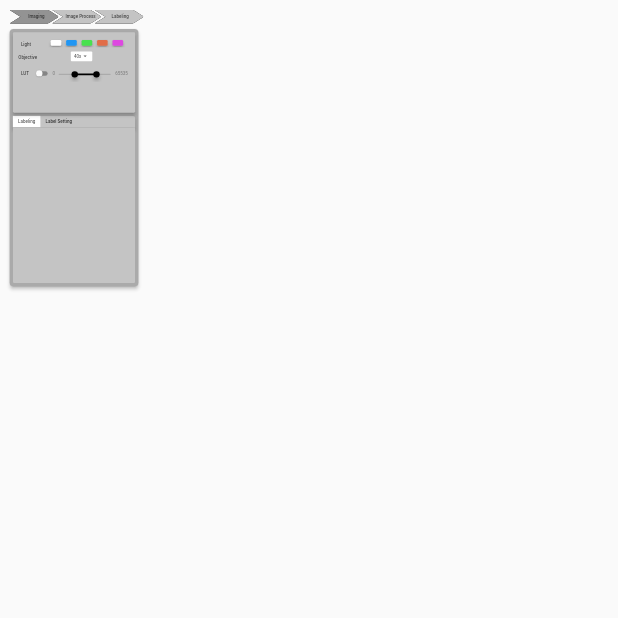
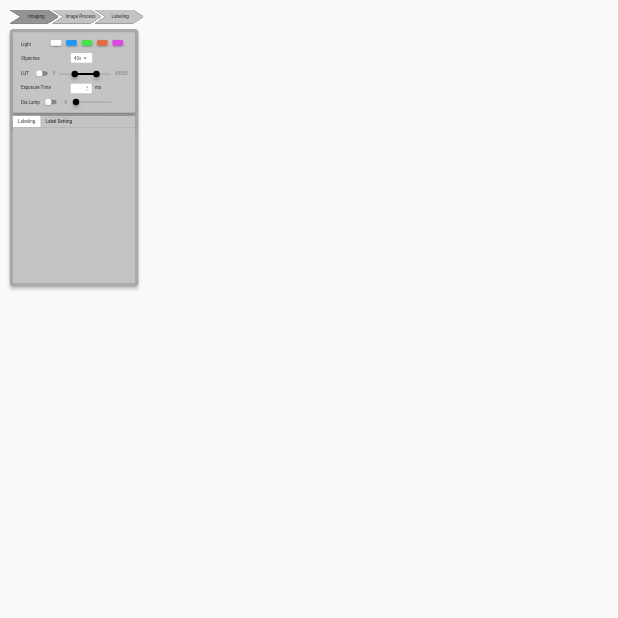
Before and after one commit to JamesKai/syncell_ux, a Flutter app: the LabelingPage screen opened directly, on a phone screen of 412 x 824 dp, the top half of it. Run offline on Flutter 3.47's test engine with Material 2 defaults, Android fonts, the phone set to English and light mode, and no system bars; our stand-ins replace get, getwidget, google_fonts, responsive_framework; network calls fail.

Commit message:
finish light card

```diff
--- a/lib/components/light_card.dart
+++ b/lib/components/light_card.dart
@@ -2,8 +2,11 @@ import 'package:flutter/material.dart';
 import 'package:flutter_desktop1/components/drop_down_menu.dart';
 import 'package:flutter_desktop1/components/light_switch.dart';
 import 'package:flutter_desktop1/components/range_slider.dart';
+import 'package:flutter_desktop1/components/text_field_input.dart';
 import 'package:flutter_desktop1/controller/light_change_controller.dart';
 import 'package:flutter_desktop1/controller/light_on_off_switch_controller.dart';
+import 'package:flutter_desktop1/controller/light_text_field_controller.dart';
+import 'package:flutter_desktop1/controller/lut_auto_controller.dart';
 import 'package:get/get.dart';
 import 'package:google_fonts/google_fonts.dart';
 
@@ -15,27 +18,15 @@ class LightCard extends StatelessWidget {
     LightOnOffController lightOnOffcontroller = Get.put(LightOnOffController());
     LightChangeController lightChangeController =
         Get.put(LightChangeController());
+    // ignore: unused_local_variable
+    GetLightTextController _textController = Get.put(GetLightTextController());
+    LutAutoController lutAutoController = Get.put(LutAutoController());
     return Container(
       child: Card(
         color: Theme.of(context).primaryColor,
         margin: EdgeInsets.zero,
         child: Stack(
           children: [
-            Positioned(
-              left: 62,
-              top: 104,
-              child: GetBuilder<LightOnOffController>(
-                builder: (_) => Container(
-                  child: Switch(
-                    activeColor: Colors.black,
-                    onChanged: (bool value) {
-                      lightOnOffcontroller.updateSwitch(value);
-                    },
-                    value: _.isSwitched,
-                  ),
-                ),
-              ),
-            ),
             Positioned(
               left: 25,
               top: 30,
@@ -57,14 +48,14 @@ class LightCard extends StatelessWidget {
               ),
             ),
             Positioned(
-              left: 17,
-              top: 69,
+              left: 25,
+              top: 72,
               child: Text('Objective',
                   style: GoogleFonts.roboto(fontWeight: FontWeight.w500)),
             ),
             Positioned(
                 left: 180,
-                top: 60,
+                top: 65,
                 child:
                     ObjDropDown(dropDownItems: <String>['40x', '60x', '10x'])),
             Positioned(
@@ -74,11 +65,72 @@ class LightCard extends StatelessWidget {
                   style: GoogleFonts.roboto(fontWeight: FontWeight.w500)),
             ),
             Positioned(
+              left: 62,
+              top: 104,
+              child: GetBuilder<LutAutoController>(
+                builder: (_) => Container(
+                  child: Switch(
+                    activeColor: Colors.black,
+                    onChanged: (bool value) {
+                      lutAutoController.updateSwitch(value);
+                    },
+                    value: _.isSwitched,
+                  ),
+                ),
+              ),
+            ),
+            Positioned(
                 left: 118,
-                top: 105,
+                top: 107,
                 width: 250,
                 height: 50,
                 child: LUT_RangeSlider()),
+            Positioned(
+              top: 163,
+              left: 25,
+              child: Text('Exposure Time',
+                  style: GoogleFonts.roboto(fontWeight: FontWeight.w500)),
+            ),
+            Positioned(
+              left: 180,
+              top: 160,
+              child: GetBuilder<GetLightTextController>(
+                  builder: (_) => MyTextField(controller: _.controller)),
+            ),
+            Positioned(
+              top: 163,
+              left: 255,
+              child: Text('ms',
+                  style: GoogleFonts.roboto(fontWeight: FontWeight.w500)),
+            ),
+            Positioned(
+              left: 25,
+              top: 209,
+              child: Text('Dia Lamp',
+                  style: GoogleFonts.roboto(fontWeight: FontWeight.w500)),
+            ),
+            Positioned(
+              left: 90,
+              top: 193,
+              child: GetBuilder<LightOnOffController>(
+                builder: (_) => Container(
+                  child: Switch(
+                    activeColor: Colors.black,
+                    onChanged: (bool value) {
+                      lightOnOffcontroller.updateSwitch(value);
+                    },
+                    value: _.isSwitched,
+                  ),
+                ),
+              ),
+            ),
+            Positioned(
+              left: 160,
+              top: 193,
+              width: 170,
+              height: 48,
+              child: LampSlider(),
+            )
           ],
         ),
       ),
--- a/lib/components/range_slider.dart
+++ b/lib/components/range_slider.dart
@@ -1,4 +1,5 @@
 import 'package:flutter/material.dart';
+import 'package:flutter_desktop1/controller/lamp_slider_controller.dart';
 import 'package:flutter_desktop1/controller/lut_range_slider_controller.dart';
 import 'package:get/get.dart';
 
@@ -23,7 +24,7 @@ class LUT_RangeSlider extends StatelessWidget {
           Positioned(
             left: 0,
             width: 210,
-            bottom: 0,
+            bottom: 3,
             child: GetBuilder<LUT_RangeSliderController>(
               builder: (_) => RangeSlider(
                 values: _.rangeValues,
@@ -56,71 +57,52 @@ class LUT_RangeSlider extends StatelessWidget {
   }
 }
 
-class CustomSliderThumbRect extends SliderComponentShape {
-  final double thumbRadius;
-  final thumbHeight;
-  final int min;
-  final int max;
-
-  const CustomSliderThumbRect({
-    this.thumbRadius,
-    this.thumbHeight,
-    this.min,
-    this.max,
-  });
+class LampSlider extends StatelessWidget {
+  LampSlider({Key key}) : super(key: key);
 
   @override
-  Size getPreferredSize(bool isEnabled, bool isDiscrete) {
-    return Size.fromRadius(thumbRadius);
-  }
+  Widget build(BuildContext context) {
+    LampSliderController controller = Get.put(LampSliderController());
 
-  @override
-  void paint(
-    PaintingContext context,
-    Offset center, {
-    Animation<double> activationAnimation,
-    Animation<double> enableAnimation,
-    bool isDiscrete,
-    TextPainter labelPainter,
-    RenderBox parentBox,
-    SliderThemeData sliderTheme,
-    TextDirection textDirection,
-    double value,
-    double textScaleFactor,
-    Size sizeWithOverflow,
-  }) {
-    final Canvas canvas = context.canvas;
-
-    final rRect = RRect.fromRectAndRadius(
-      Rect.fromCenter(
-          center: center, width: thumbHeight * 1.2, height: thumbHeight * .6),
-      Radius.circular(thumbRadius * .4),
+    return Center(
+      child: Stack(
+        children: [
+          Positioned(
+              left: 0,
+              top: 18,
+              child: Text(
+                '0',
+                style: TextStyle(color: Colors.grey[600]),
+              )),
+          Positioned(
+            left: 10,
+            width: 160,
+            bottom: 0,
+            child: GetBuilder<LampSliderController>(
+              builder: (_) => Slider(
+                value: _.value,
+                activeColor: Colors.black,
+                inactiveColor: Theme.of(context).accentColor,
+                min: 0,
+                max: 100,
+                divisions: 100,
+                label: _.value.round().toString(),
+                onChanged: (double value) {
+                  controller.updateValue(value);
+                },
+              ),
+            ),
+          ),
+          Positioned(
+              left: 200,
+              top: 14,
+              width: 60,
+              child: Text(
+                '100',
+                style: TextStyle(color: Colors.grey[600]),
+              ))
+        ],
+      ),
     );
-
-    final paint = Paint()
-      ..color = sliderTheme.activeTrackColor //Thumb Background Color
-      ..style = PaintingStyle.fill;
-
-    TextSpan span = new TextSpan(
-        style: new TextStyle(
-            fontSize: thumbHeight * .3,
-            fontWeight: FontWeight.w700,
-            color: sliderTheme.thumbColor,
-            height: 1),
-        text: '${getValue(value)}');
-    TextPainter tp = new TextPainter(
-        text: span,
-        textAlign: TextAlign.left,
-        textDirection: TextDirection.ltr);
-    tp.layout();
-    Offset textCenter =
-        Offset(center.dx - (tp.width / 2), center.dy - (tp.height / 2));
-
-    canvas.drawRRect(rRect, paint);
-    tp.paint(canvas, textCenter);
-  }
-
-  String getValue(double value) {
-    return (min + (max - min) * value).round().toString();
   }
 }
--- a/lib/components/setting_card.dart
+++ b/lib/components/setting_card.dart
@@ -26,6 +26,8 @@ class SettingTab extends StatelessWidget {
         child: Stack(
           children: [
             Positioned(
+                left: 10, right: 10, top: 10, height: 250, child: LightCard()),
+            Positioned(
               left: 10,
               top: 270,
               right: 10,
@@ -35,8 +37,6 @@ class SettingTab extends StatelessWidget {
                 contents: contents,
               ),
             ),
-            Positioned(
-                left: 10, right: 10, top: 10, height: 250, child: LightCard()),
           ],
         ),
       ),
--- /dev/null
+++ b/lib/components/text_field_input.dart
@@ -0,0 +1,102 @@
+import 'package:flutter/material.dart';
+import 'package:flutter/services.dart';
+import 'package:flutter_desktop1/controller/light_text_field_controller.dart';
+
+class MyTextField extends StatefulWidget {
+  final LightTextController controller;
+  MyTextField({@required this.controller});
+  @override
+  _MyTextFieldState createState() => _MyTextFieldState();
+}
+
+class _MyTextFieldState extends State<MyTextField> {
+  @override
+  Widget build(BuildContext context) {
+    return Center(
+      child: Container(
+        decoration: BoxDecoration(
+          color: Colors.white,
+          borderRadius: BorderRadius.circular(3),
+        ),
+        width: 65.0,
+        height: 30,
+        child: Stack(
+          children: <Widget>[
+            Positioned(
+              left: 0,
+              top: -5,
+              child: Container(
+                height: 30,
+                width: 40,
+                child: TextFormField(
+                  textAlign: TextAlign.center,
+                  decoration: InputDecoration(
+                    contentPadding: EdgeInsets.all(5),
+                    border: InputBorder.none,
+                    focusedBorder: InputBorder.none,
+                    enabledBorder: InputBorder.none,
+                    errorBorder: InputBorder.none,
+                    disabledBorder: InputBorder.none,
+                  ),
+                  controller: widget.controller,
+                  keyboardType: TextInputType.numberWithOptions(
+                    decimal: false,
+                    signed: true,
+                  ),
+                  inputFormatters: <TextInputFormatter>[
+                    FilteringTextInputFormatter.allow(RegExp(r'\d*'))
+                  ],
+                ),
+              ),
+            ),
+            Positioned(
+              left: 45,
+              top: 0,
+              child: Container(
+                height: 30.0,
+                child: Column(
+                  crossAxisAlignment: CrossAxisAlignment.center,
+                  mainAxisAlignment: MainAxisAlignment.center,
+                  children: <Widget>[
+                    Container(
+                      child: InkWell(
+                        child: Icon(
+                          Icons.add,
+                          size: 12.0,
+                        ),
+                        onTap: () {
+                          int currentValue = int.parse(widget.controller.text);
+                          setState(() {
+                            currentValue++;
+                            widget.controller.text =
+                                (currentValue).toString(); // incrementing value
+                          });
+                        },
+                      ),
+                    ),
+                    InkWell(
+                      child: Icon(
+                        Icons.remove,
+                        size: 12.0,
+                      ),
+                      onTap: () {
+                        int currentValue = int.parse(widget.controller.text);
+                        setState(() {
+                          print("Setting state");
+                          currentValue--;
+                          widget.controller.text =
+                              (currentValue > 0 ? currentValue : 0)
+                                  .toString(); // decrementing value
+                        });
+                      },
+                    ),
+                  ],
+                ),
+              ),
+            ),
+          ],
+        ),
+      ),
+    );
+  }
+}
--- /dev/null
+++ b/lib/controller/lamp_slider_controller.dart
@@ -0,0 +1,10 @@
+import 'package:get/get.dart';
+
+class LampSliderController extends GetxController {
+  double value = 0;
+
+  void updateValue(double newValue) {
+    value = newValue;
+    update();
+  }
+}
--- /dev/null
+++ b/lib/controller/light_text_field_controller.dart
@@ -0,0 +1,8 @@
+import 'package:flutter/material.dart';
+import 'package:get/get.dart';
+
+class LightTextController extends TextEditingController {}
+
+class GetLightTextController extends GetxController {
+  LightTextController controller = LightTextController();
+}
--- /dev/null
+++ b/lib/controller/lut_auto_controller.dart
@@ -0,0 +1,12 @@
+import 'package:get/get.dart';
+
+class LutAutoController extends GetxController {
+  bool _isSwitched = false;
+
+  void updateSwitch(bool value) {
+    _isSwitched = value;
+    update();
+  }
+
+  bool get isSwitched => _isSwitched;
+}
--- a/lib/labeling_page.dart
+++ b/lib/labeling_page.dart
@@ -15,14 +15,19 @@ class LabelingPage extends StatefulWidget {
 class _LabelingPageState extends State<LabelingPage> {
   @override
   Widget build(BuildContext context) {
-    return Scaffold(
+    return InteractiveViewer(
+      child: Scaffold(
         body: Container(
             width: 1920,
             height: 1080,
             child: Stack(
               children: [
                 Positioned(
-                  left: 30, top: 10, width: 500, height: 300, child: PageBar()),
+                    left: 30,
+                    top: 10,
+                    width: 500,
+                    height: 300,
+                    child: PageBar()),
                 Positioned(
                   left: 30,
                   top: 90,
@@ -40,6 +45,7 @@ class _LabelingPageState extends State<LabelingPage> {
                 )
               ],
             )),
+      ),
     );
   }
 }
```
Also changed, not shown: lib/components/bottom_bar_card.dart (added, +24 -0 lines), lib/main.dart (+10 -23 lines), lib/process_page.dart (+12 -3 lines). Lines whose indentation alone changed are shown as unchanged.
